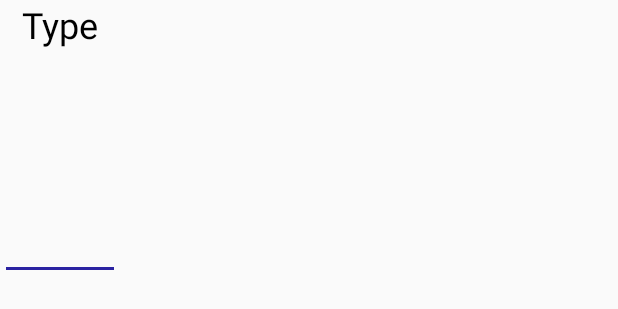
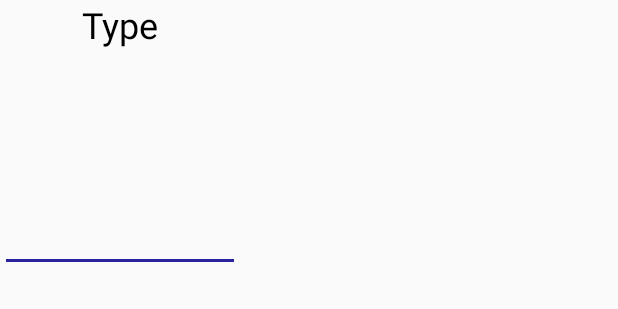
Before and after one commit to arist0cles/Reolingo, an Android app: the layout type_question_fragment_layout.xml on its own in the app's theme, with its tools: preview values and no code run, on a phone screen of 412 x 824 dp. Shown: the top 309 px of the screen. Run offline under Robolectric (Android 15) with nearby library versions, the phone set to English and light mode, and no system bars.

Commit message:
fixed type question edittext width

```diff
--- a/app/build.gradle
+++ b/app/build.gradle
@@ -7,8 +7,8 @@ android {
         applicationId 'com.reo.koha'
         minSdkVersion 16
         targetSdkVersion 26
-        versionCode 2
-        versionName "1.0.2"
+        versionCode 4
+        versionName "0.1.4"
         testInstrumentationRunner "android.support.test.runner.AndroidJUnitRunner"
     }
     buildTypes {
--- a/app/src/main/java/com/reo/lingo/Fragments/TypeQuestionFragment.java
+++ b/app/src/main/java/com/reo/lingo/Fragments/TypeQuestionFragment.java
@@ -46,6 +46,9 @@ public class TypeQuestionFragment extends Fragment {
 
         currentContext = view.getContext();
 
+        EditText et = (EditText) getView().findViewById(R.id.blankAnswer);
+        et.getLayoutParams().width = correctMaori.length() * 50;
+
         setup();
     }
 
--- a/app/src/main/res/layout/type_question_fragment_layout.xml
+++ b/app/src/main/res/layout/type_question_fragment_layout.xml
@@ -25,11 +25,11 @@
 
     <EditText
         android:id="@+id/blankAnswer"
-        android:layout_width="80dp"
+        android:layout_width="160dp"
         android:layout_height="wrap_content"
         android:paddingBottom="20dp"
         android:inputType="text"
         android:textColor="#000"
-        android:textSize="24sp" />
+        android:textSize="20sp" />
 
 </LinearLayout>
--- a/app/src/main/res/raw/getting_dressed_lvl_4.json
+++ b/app/src/main/res/raw/getting_dressed_lvl_4.json
@@ -29,13 +29,13 @@
     },
     {
       "type": "MAORI_ENGLISH_TRANSLATE_QUESTION",
-      "correctEnglish": "Where are our green gloves?",
+      "correctEnglish": "Here are your green socks",
       "correctMaori": "Anei ō tokena kākāriki",
       "milestone": false,
       "questionText": "What does Anei ō tokena kākāriki mean?",
       "options": [
         "Where are our green gloves?",
-        "Here are my blue socks",
+        "Here are your green socks",
         "Pass me the dirty clothes",
         "Wear the red shirt today"
       ]
```
Also changed, not shown: 1 other file.
